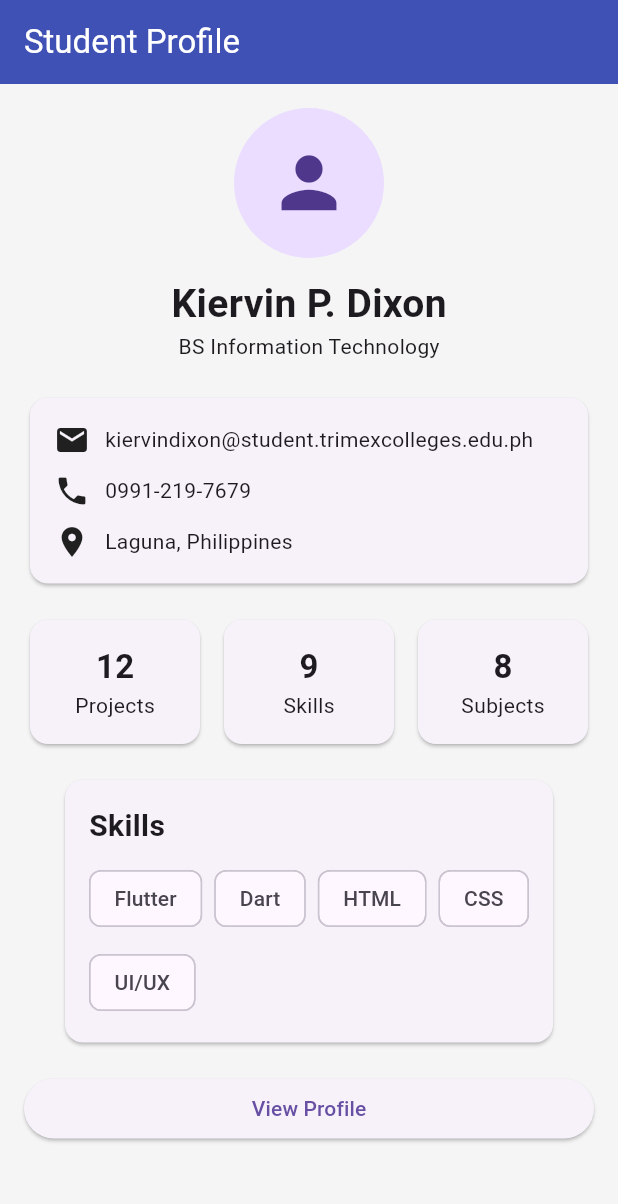
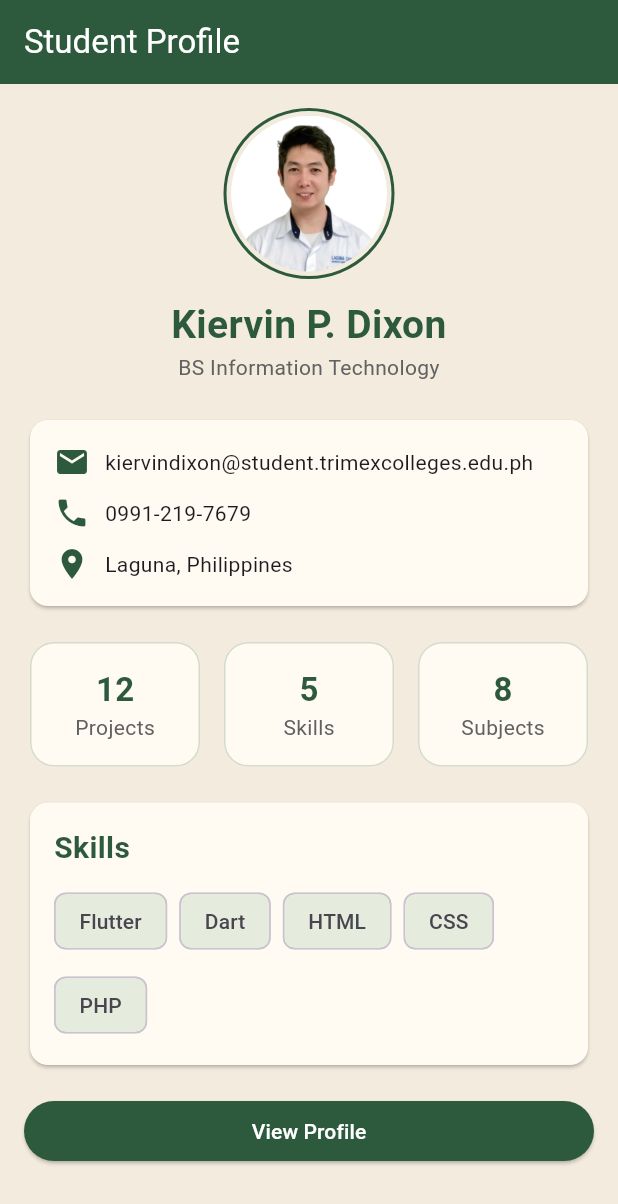
Before and after one commit to khier091225/my_student_profile, a Flutter app: the screen it shows after launch, on a phone screen of 412 x 824 dp. Shown: the top 1204 px of the screen. Run offline on Flutter 3.47's test engine with Material 3 defaults, Android fonts, the light colour scheme and no system bars.

Commit message:
feat: Add profile image and update UI components in student profile

```diff
--- a/lib/main.dart
+++ b/lib/main.dart
@@ -12,35 +12,61 @@ class MyApp extends StatelessWidget {
     return MaterialApp(
       debugShowCheckedModeBanner: false,
       home: Scaffold(
-        backgroundColor: Colors.grey.shade100,
+        backgroundColor: const Color(0xFFF3EBDD),
         appBar: AppBar(
           title: const Text('Student Profile'),
-          backgroundColor: Colors.indigo,
+          backgroundColor: const Color(0xFF2D5A3D),
           foregroundColor: Colors.white,
         ),
-        body: SingleChildScrollView(
+        body: SafeArea(
+          child: SingleChildScrollView(
             padding: const EdgeInsets.all(16),
             child: Column(
               children: [
-              const CircleAvatar(
-                radius: 50,
-                child: Icon(Icons.person, size: 55),
+                Center(
+                  child: Container(
+                    padding: const EdgeInsets.all(3),
+                    decoration: BoxDecoration(
+                      shape: BoxShape.circle,
+                      border: Border.all(color: Color(0xFF2D5A3D), width: 2),
+                    ),
+                    child: const CircleAvatar(
+                      radius: 52,
+                      backgroundColor: Color(0xFFE5EBDD),
+                      backgroundImage: AssetImage('assets/images/profile.png'),
+                    ),
+                  ),
                 ),
                 const SizedBox(height: 12),
                 const Text(
                   'Kiervin P. Dixon',
-                style: TextStyle(fontSize: 26, fontWeight: FontWeight.bold),
+                  textAlign: TextAlign.center,
+                  style: TextStyle(
+                    fontSize: 26,
+                    fontWeight: FontWeight.w700,
+                    color: Color(0xFF2D5A3D),
                   ),
-              const Text('BS Information Technology'),
+                ),
+                const Text(
+                  'BS Information Technology',
+                  textAlign: TextAlign.center,
+                  style: TextStyle(
+                    fontSize: 14,
+                    color: Color(0xFF616161),
+                    height: 1.5,
+                  ),
+                ),
                 const SizedBox(height: 20),
                 Card(
+                  color: const Color(0xFFFFFBF2),
+                  surfaceTintColor: Colors.transparent,
                   child: Padding(
                     padding: const EdgeInsets.all(16),
                     child: Column(
                       children: const [
                         Row(
                           children: [
-                          Icon(Icons.email),
+                            Icon(Icons.email, color: Color(0xFF2D5A3D)),
                             SizedBox(width: 10),
                             Expanded(
                               child: Text(
@@ -52,17 +78,17 @@ class MyApp extends StatelessWidget {
                         SizedBox(height: 10),
                         Row(
                           children: [
-                          Icon(Icons.phone),
+                            Icon(Icons.phone, color: Color(0xFF2D5A3D)),
                             SizedBox(width: 10),
-                          Text('0991-219-7679'),
+                            Expanded(child: Text('0991-219-7679')),
                           ],
                         ),
                         SizedBox(height: 10),
                         Row(
                           children: [
-                          Icon(Icons.location_on),
+                            Icon(Icons.location_on, color: Color(0xFF2D5A3D)),
                             SizedBox(width: 10),
-                          Text('Laguna, Philippines'),
+                            Expanded(child: Text('Laguna, Philippines')),
                           ],
                         ),
                       ],
@@ -74,23 +100,27 @@ class MyApp extends StatelessWidget {
                   children: const [
                     Expanded(child: _StatBox('12', 'Projects')),
                     SizedBox(width: 8),
-                  Expanded(child: _StatBox('9', 'Skills')),
+                    Expanded(child: _StatBox('5', 'Skills')),
                     SizedBox(width: 8),
                     Expanded(child: _StatBox('8', 'Subjects')),
                   ],
                 ),
+
                 const SizedBox(height: 16),
                 Card(
+                  color: const Color(0xFFFFFBF2),
+                  surfaceTintColor: Colors.transparent,
                   child: Padding(
                     padding: const EdgeInsets.all(16),
                     child: Column(
-                    crossAxisAlignment: CrossAxisAlignment.start,
+                      crossAxisAlignment: CrossAxisAlignment.stretch,
                       children: const [
                         Text(
                           'Skills',
                           style: TextStyle(
                             fontSize: 20,
                             fontWeight: FontWeight.bold,
+                            color: Color(0xFF2D5A3D),
                           ),
                         ),
                         SizedBox(height: 10),
@@ -98,11 +128,26 @@ class MyApp extends StatelessWidget {
                           spacing: 8,
                           runSpacing: 8,
                           children: [
-                          Chip(label: Text('Flutter')),
-                          Chip(label: Text('Dart')),
-                          Chip(label: Text('HTML')),
-                          Chip(label: Text('CSS')),
-                          Chip(label: Text('UI/UX')),
+                            Chip(
+                              backgroundColor: Color(0xFFE5EBDD),
+                              label: Text('Flutter'),
+                            ),
+                            Chip(
+                              backgroundColor: Color(0xFFE5EBDD),
+                              label: Text('Dart'),
+                            ),
+                            Chip(
+                              backgroundColor: Color(0xFFE5EBDD),
+                              label: Text('HTML'),
+                            ),
+                            Chip(
+                              backgroundColor: Color(0xFFE5EBDD),
+                              label: Text('CSS'),
+                            ),
+                            Chip(
+                              backgroundColor: Color(0xFFE5EBDD),
+                              label: Text('PHP'),
+                            ),
                           ],
                         ),
                       ],
@@ -113,11 +158,16 @@ class MyApp extends StatelessWidget {
                 SizedBox(
                   width: double.infinity,
                   child: ElevatedButton(
+                    style: ElevatedButton.styleFrom(
+                      backgroundColor: const Color(0xFF2D5A3D),
+                      foregroundColor: Colors.white,
+                    ),
                     onPressed: () {},
                     child: const Text('View Profile'),
                   ),
                 ),
               ],
+            ),
           ),
         ),
       ),
@@ -134,15 +184,26 @@ class _StatBox extends StatelessWidget {
   @override
   Widget build(BuildContext context) {
     return Card(
+      color: const Color(0xFFFFFBF2),
+      surfaceTintColor: Colors.transparent,
+      elevation: 0,
+      shape: RoundedRectangleBorder(
+        borderRadius: BorderRadius.circular(16),
+        side: const BorderSide(color: Color(0xFFD3DCCB), width: 1),
+      ),
       child: Padding(
         padding: const EdgeInsets.symmetric(vertical: 16),
         child: Column(
           children: [
             Text(
               number,
-              style: const TextStyle(fontSize: 22, fontWeight: FontWeight.bold),
+              style: const TextStyle(
+                fontSize: 22,
+                fontWeight: FontWeight.bold,
+                color: Color(0xFF2D5A3D),
               ),
-            Text(label),
+            ),
+            Text(label, style: const TextStyle(color: Color(0xFF616161))),
           ],
         ),
       ),
--- a/pubspec.yaml
+++ b/pubspec.yaml
@@ -56,7 +56,8 @@ flutter:
   # included with your application, so that you can use the icons in
   # the material Icons class.
   uses-material-design: true
-
+  assets:
+  - assets/images/
   # To add assets to your application, add an assets section, like this:
   # assets:
   #   - images/a_dot_burr.jpeg
```
Also changed, not shown: assets/images/profile.png (added). Lines whose indentation alone changed are shown as unchanged.
